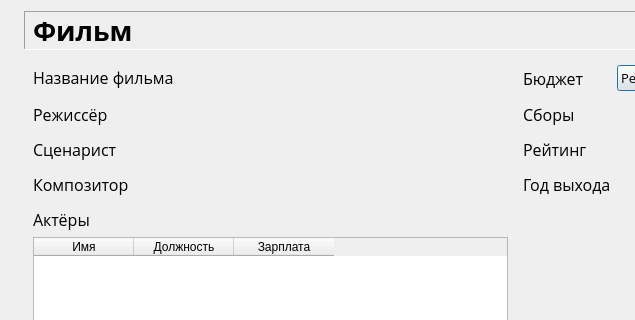
First picture: the form in GUI/profileFilm.ui, repository KindSpidey/Movie-Library, before the edit; both pictures show x 0 to 635 and y 0 to 320 of the 740 by 454 pixel window.
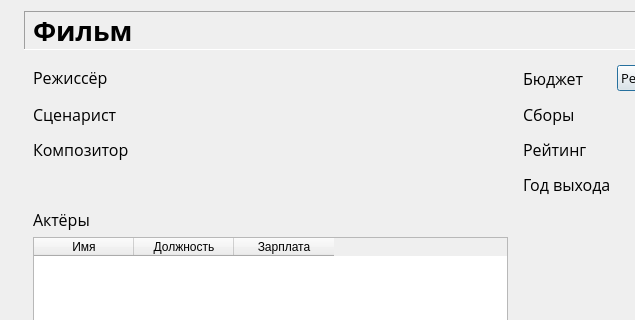
Second picture: the form after the edit. Icons and pictures are not drawn.

```diff
--- a/GUI/profileFilm.ui
+++ b/GUI/profileFilm.ui
@@ -40,7 +40,7 @@
     </widget>
    </item>
    <item row="0" column="1">
-    <widget class="QLabel" name="label_12">
+    <widget class="QLabel" name="headTitle">
      <property name="font">
       <font>
        <family>Proxima Nova</family>
@@ -69,29 +69,10 @@
       </sizepolicy>
      </property>
      <layout class="QGridLayout" name="gridLayout_2">
-      <item row="7" column="2">
-       <widget class="QLabel" name="label_11">
-        <property name="font">
-         <font>
-          <family>Open Sans</family>
-          <pointsize>12</pointsize>
-         </font>
-        </property>
-        <property name="text">
-         <string>Год выхода</string>
-        </property>
-       </widget>
-      </item>
-      <item row="0" column="2">
-       <widget class="QLabel" name="label_8">
-        <property name="font">
-         <font>
-          <family>Open Sans</family>
-          <pointsize>12</pointsize>
-         </font>
-        </property>
-        <property name="text">
-         <string>Бюджет</string>
+      <item row="2" column="1">
+       <widget class="Line" name="line">
+        <property name="orientation">
+         <enum>Qt::Vertical</enum>
         </property>
        </widget>
       </item>
@@ -102,21 +83,14 @@
         </property>
        </widget>
       </item>
-      <item row="9" column="0">
-       <widget class="QLabel" name="label_7">
-        <property name="font">
-         <font>
-          <family>Open Sans</family>
-          <pointsize>12</pointsize>
-         </font>
+      <item row="0" column="0">
+       <widget class="QLabel" name="director">
+        <property name="sizePolicy">
+         <sizepolicy hsizetype="Fixed" vsizetype="Fixed">
+          <horstretch>0</horstretch>
+          <verstretch>0</verstretch>
+         </sizepolicy>
         </property>
-        <property name="text">
-         <string>Актёры</string>
-        </property>
-       </widget>
-      </item>
-      <item row="7" column="0">
-       <widget class="QLabel" name="label_6">
         <property name="font">
          <font>
           <family>Open Sans</family>
@@ -124,14 +98,7 @@
          </font>
         </property>
         <property name="text">
-         <string>Композитор</string>
-        </property>
-       </widget>
-      </item>
-      <item row="6" column="1">
-       <widget class="Line" name="line_3">
-        <property name="orientation">
-         <enum>Qt::Vertical</enum>
+         <string>Режиссёр</string>
         </property>
        </widget>
       </item>
@@ -160,23 +127,10 @@
         </property>
        </widget>
       </item>
-      <item row="5" column="0">
-       <widget class="QLabel" name="label_5">
-        <property name="font">
-         <font>
-          <family>Open Sans</family>
-          <pointsize>12</pointsize>
-         </font>
-        </property>
-        <property name="text">
-         <string>Сценарист</string>
-        </property>
-       </widget>
-      </item>
-      <item row="3" column="0">
-       <widget class="QLabel" name="label_4">
+      <item row="9" column="0">
+       <widget class="QLabel" name="actors">
         <property name="sizePolicy">
-         <sizepolicy hsizetype="Fixed" vsizetype="Fixed">
+         <sizepolicy hsizetype="Fixed" vsizetype="Preferred">
           <horstretch>0</horstretch>
           <verstretch>0</verstretch>
          </sizepolicy>
@@ -188,12 +142,12 @@
          </font>
         </property>
         <property name="text">
-         <string>Режиссёр</string>
+         <string>Актёры</string>
         </property>
        </widget>
       </item>
       <item row="5" column="2">
-       <widget class="QLabel" name="label_10">
+       <widget class="QLabel" name="score">
         <property name="font">
          <font>
           <family>Open Sans</family>
@@ -225,57 +179,41 @@
         </property>
        </widget>
       </item>
-      <item row="0" column="0">
-       <widget class="QLabel" name="label_2">
-        <property name="sizePolicy">
-         <sizepolicy hsizetype="Fixed" vsizetype="Fixed">
-          <horstretch>0</horstretch>
-          <verstretch>0</verstretch>
-         </sizepolicy>
-        </property>
-        <property name="font">
-         <font>
-          <family>Open Sans</family>
-          <pointsize>12</pointsize>
-          <weight>50</weight>
-          <bold>false</bold>
-         </font>
-        </property>
-        <property name="autoFillBackground">
-         <bool>false</bool>
-        </property>
-        <property name="inputMethodHints">
-         <set>Qt::ImhNone</set>
-        </property>
-        <property name="frameShape">
-         <enum>QFrame::NoFrame</enum>
-        </property>
-        <property name="frameShadow">
-         <enum>QFrame::Sunken</enum>
-        </property>
-        <property name="text">
-         <string>Название фильма</string>
-        </property>
-        <property name="textFormat">
-         <enum>Qt::PlainText</enum>
-        </property>
-        <property name="scaledContents">
-         <bool>false</bool>
-        </property>
-        <property name="wordWrap">
-         <bool>false</bool>
-        </property>
-       </widget>
-      </item>
-      <item row="2" column="1">
-       <widget class="Line" name="line">
+      <item row="6" column="1">
+       <widget class="Line" name="line_3">
         <property name="orientation">
          <enum>Qt::Vertical</enum>
         </property>
        </widget>
       </item>
+      <item row="7" column="2">
+       <widget class="QLabel" name="year">
+        <property name="font">
+         <font>
+          <family>Open Sans</family>
+          <pointsize>12</pointsize>
+         </font>
+        </property>
+        <property name="text">
+         <string>Год выхода</string>
+        </property>
+       </widget>
+      </item>
+      <item row="0" column="2">
+       <widget class="QLabel" name="label_8">
+        <property name="font">
+         <font>
+          <family>Open Sans</family>
+          <pointsize>12</pointsize>
+         </font>
+        </property>
+        <property name="text">
+         <string>Бюджет</string>
+        </property>
+       </widget>
+      </item>
       <item row="10" column="0">
-       <widget class="QTableWidget" name="tableWidget">
+       <widget class="QTableWidget" name="actorsTable">
         <column>
          <property name="text">
           <string>Имя</string>
@@ -293,6 +231,44 @@
         </column>
        </widget>
       </item>
+      <item row="3" column="0">
+       <widget class="QLabel" name="screenwriter">
+        <property name="sizePolicy">
+         <sizepolicy hsizetype="Fixed" vsizetype="Preferred">
+          <horstretch>0</horstretch>
+          <verstretch>0</verstretch>
+         </sizepolicy>
+        </property>
+        <property name="font">
+         <font>
+          <family>Open Sans</family>
+          <pointsize>12</pointsize>
+         </font>
+        </property>
+        <property name="text">
+         <string>Сценарист</string>
+        </property>
+       </widget>
+      </item>
+      <item row="5" column="0">
+       <widget class="QLabel" name="composer">
+        <property name="sizePolicy">
+         <sizepolicy hsizetype="Fixed" vsizetype="Preferred">
+          <horstretch>0</horstretch>
+          <verstretch>0</verstretch>
+         </sizepolicy>
+        </property>
+        <property name="font">
+         <font>
+          <family>Open Sans</family>
+          <pointsize>12</pointsize>
+         </font>
+        </property>
+        <property name="text">
+         <string>Композитор</string>
+        </property>
+       </widget>
+      </item>
      </layout>
     </widget>
    </item>
```
